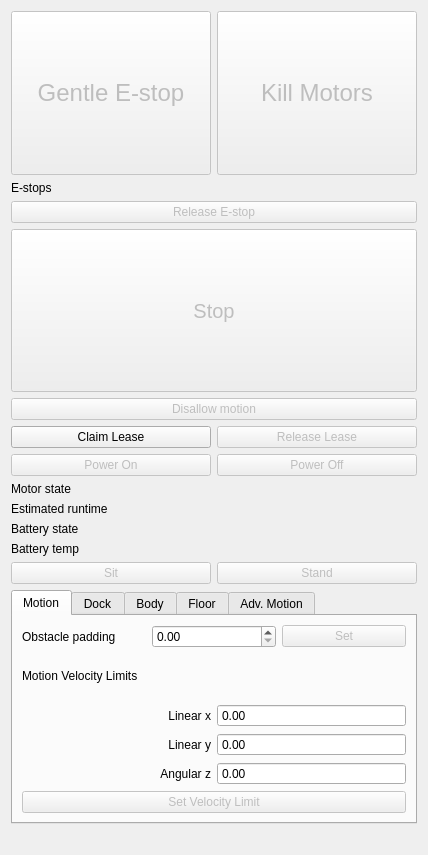
Before: the Qt Designer form spot_viz/resource/spot_control.ui in heuristicus/spot_ros, drawn with Qt 5.
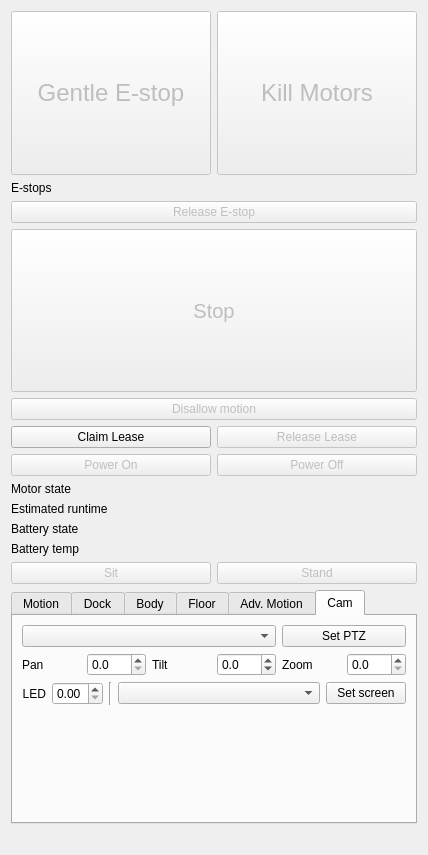
After: the same form once the commit is applied.

Commit message: panel for spot cam interaction

```diff
--- a/spot_viz/resource/spot_control.ui
+++ b/spot_viz/resource/spot_control.ui
@@ -251,7 +251,7 @@
         <string/>
        </property>
        <property name="currentIndex">
-        <number>0</number>
+        <number>5</number>
        </property>
        <widget class="QWidget" name="motionTab">
         <attribute name="title">
@@ -789,6 +789,173 @@
          </item>
         </layout>
        </widget>
+       <widget class="QWidget" name="camTab">
+        <attribute name="title">
+         <string>Cam</string>
+        </attribute>
+        <layout class="QVBoxLayout" name="verticalLayout_9">
+         <item>
+          <layout class="QVBoxLayout" name="camLayout">
+           <item>
+            <layout class="QGridLayout" name="setPTZLayout">
+             <item row="1" column="2">
+              <widget class="QDoubleSpinBox" name="panSpinBox">
+               <property name="decimals">
+                <number>1</number>
+               </property>
+               <property name="maximum">
+                <double>360.000000000000000</double>
+               </property>
+               <property name="singleStep">
+                <double>0.100000000000000</double>
+               </property>
+              </widget>
+             </item>
+             <item row="1" column="4">
+              <widget class="QDoubleSpinBox" name="tiltSpinBox">
+               <property name="decimals">
+                <number>1</number>
+               </property>
+               <property name="minimum">
+                <double>-30.000000000000000</double>
+               </property>
+               <property name="maximum">
+                <double>90.000000000000000</double>
+               </property>
+               <property name="singleStep">
+                <double>0.100000000000000</double>
+               </property>
+              </widget>
+             </item>
+             <item row="1" column="6">
+              <widget class="QDoubleSpinBox" name="zoomSpinBox">
+               <property name="buttonSymbols">
+                <enum>QAbstractSpinBox::UpDownArrows</enum>
+               </property>
+               <property name="decimals">
+                <number>1</number>
+               </property>
+               <property name="maximum">
+                <double>30.000000000000000</double>
+               </property>
+               <property name="singleStep">
+                <double>0.100000000000000</double>
+               </property>
+               <property name="stepType">
+                <enum>QAbstractSpinBox::DefaultStepType</enum>
+               </property>
+              </widget>
+             </item>
+             <item row="1" column="3">
+              <widget class="QLabel" name="setTiltLabel">
+               <property name="text">
+                <string>Tilt</string>
+               </property>
+              </widget>
+             </item>
+             <item row="1" column="5">
+              <widget class="QLabel" name="setZoomLabel">
+               <property name="text">
+                <string>Zoom</string>
+               </property>
+              </widget>
+             </item>
+             <item row="1" column="1">
+              <widget class="QLabel" name="setPanLabel">
+               <property name="text">
+                <string>Pan</string>
+               </property>
+              </widget>
+             </item>
+             <item row="0" column="5" colspan="2">
+              <widget class="QPushButton" name="setPTZButton">
+               <property name="text">
+                <string>Set PTZ</string>
+               </property>
+              </widget>
+             </item>
+             <item row="0" column="1" colspan="4">
+              <widget class="QComboBox" name="choosePTZComboBox"/>
+             </item>
+            </layout>
+           </item>
+           <item>
+            <layout class="QHBoxLayout" name="horizontalLayout_2">
+             <item>
+              <widget class="QLabel" name="LEDLabel">
+               <property name="enabled">
+                <bool>true</bool>
+               </property>
+               <property name="sizePolicy">
+                <sizepolicy hsizetype="Preferred" vsizetype="Preferred">
+                 <horstretch>0</horstretch>
+                 <verstretch>0</verstretch>
+                </sizepolicy>
+               </property>
+               <property name="text">
+                <string>LED</string>
+               </property>
+               <property name="textFormat">
+                <enum>Qt::AutoText</enum>
+               </property>
+               <property name="alignment">
+                <set>Qt::AlignRight|Qt::AlignTrailing|Qt::AlignVCenter</set>
+               </property>
+              </widget>
+             </item>
+             <item>
+              <widget class="QDoubleSpinBox" name="LEDSpinBox">
+               <property name="maximum">
+                <double>1.000000000000000</double>
+               </property>
+               <property name="singleStep">
+                <double>0.010000000000000</double>
+               </property>
+              </widget>
+             </item>
+             <item>
+              <widget class="Line" name="line">
+               <property name="orientation">
+                <enum>Qt::Vertical</enum>
+               </property>
+              </widget>
+             </item>
+             <item>
+              <widget class="QComboBox" name="chooseScreenComboBox">
+               <property name="sizePolicy">
+                <sizepolicy hsizetype="Expanding" vsizetype="Fixed">
+                 <horstretch>0</horstretch>
+                 <verstretch>0</verstretch>
+                </sizepolicy>
+               </property>
+              </widget>
+             </item>
+             <item>
+              <widget class="QPushButton" name="setScreenButton">
+               <property name="text">
+                <string>Set screen</string>
+               </property>
+              </widget>
+             </item>
+            </layout>
+           </item>
+           <item>
+            <spacer name="verticalSpacer_2">
+             <property name="orientation">
+              <enum>Qt::Vertical</enum>
+             </property>
+             <property name="sizeHint" stdset="0">
+              <size>
+               <width>20</width>
+               <height>40</height>
+              </size>
+             </property>
+            </spacer>
+           </item>
+          </layout>
+         </item>
+        </layout>
+       </widget>
       </widget>
      </item>
      <item>
```
Left out of the diff: 15 changed lines with no effect on the pictures. The commit also changes 7 other files.
